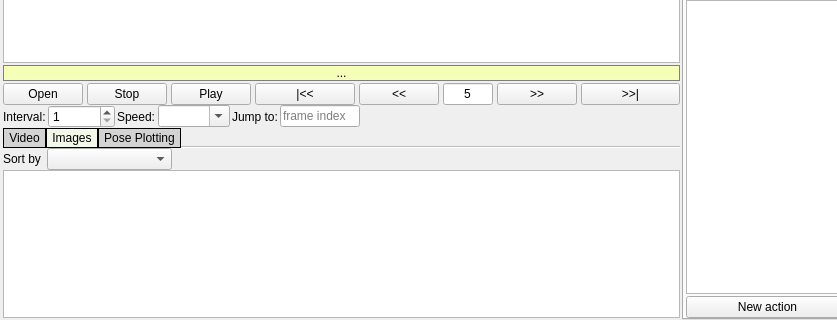
ZDL-Git/ActionLabeller, file view/ui_from_creator/mainwindow.ui: the form before one commit; both pictures show x 0 to 837 and y 566 to 886 of the 1022 by 886 pixel window.
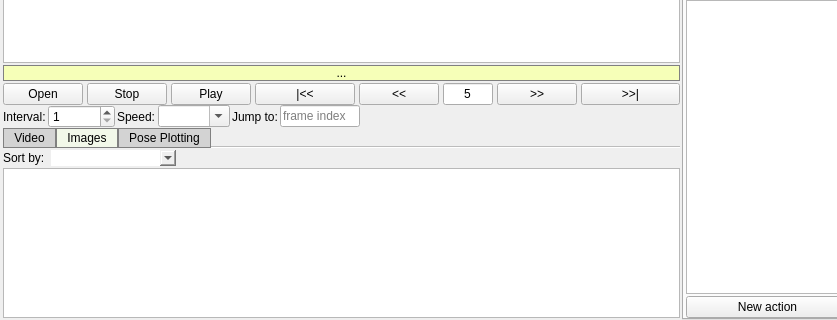
The form after the commit. The open tabs and pages were chosen to show the change. Custom widgets are drawn as their Qt base class.

```diff
--- a/view/ui_from_creator/mainwindow.ui
+++ b/view/ui_from_creator/mainwindow.ui
@@ -555,18 +555,17 @@
            <widget class="QTabWidget" name="tab_media">
             <property name="styleSheet">
              <string notr="true">QWidget {
-
 }
 QTabWidget {
-
+	border: 3px solid lightgray;
 }
 QTabWidget::pane {
 }
 QTabBar::tab {
 	background: lightgray;
 	color: black;
-	padding: 2px 5px;
-	border: 1px solid black;
+	padding: 2px 10px;
+	border: 1px solid gray;
 }
 QTabBar::tab:selected {
 	background: rgb(242, 248, 233);
@@ -681,7 +680,7 @@
                 <item>
                  <widget class="QLabel" name="label_4">
                   <property name="text">
-                   <string>Sort by</string>
+                   <string>Sort by:</string>
                   </property>
                  </widget>
                 </item>
@@ -693,6 +692,11 @@
                     <verstretch>0</verstretch>
                    </sizepolicy>
                   </property>
+                  <property name="styleSheet">
+                   <string notr="true">QWidget {
+	border: 2px;
+}</string>
+                  </property>
                  </widget>
                 </item>
                 <item>
```
